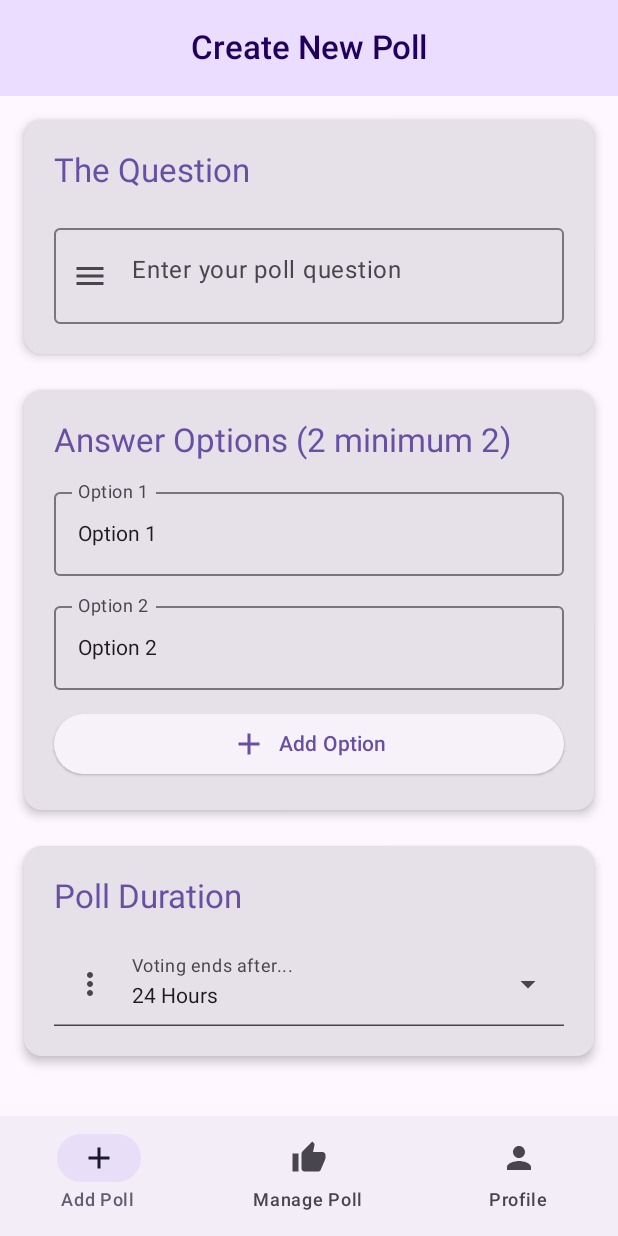
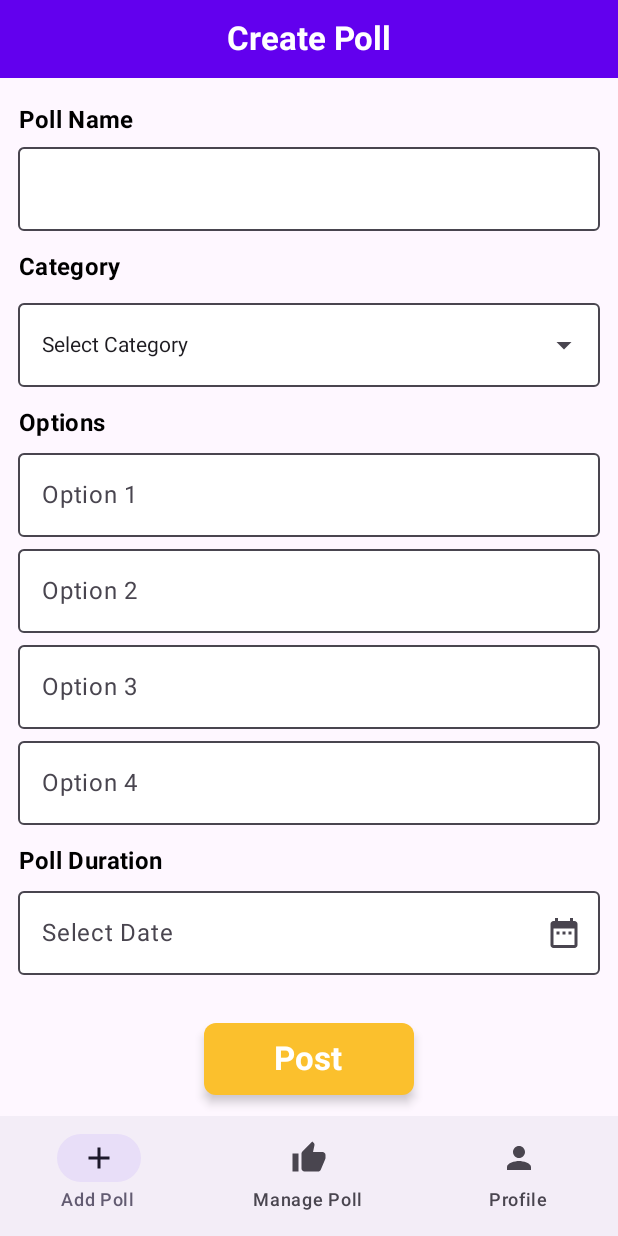
Before and after one commit to saikrishnapuppala553/FormPollingApp, an Android app built with Jetpack Compose: the CreatePollScreen screen opened through its navigation route, on a phone screen of 412 x 824 dp. Run offline under Robolectric (Android 15) with nearby library versions, the phone set to English and light mode, and no system bars.

Commit message:
added options and last date of poll in create poll screen

```diff
--- a/app/src/main/java/saikrishnas3495275/pollingapp/madproject/LoginActivity.kt
+++ b/app/src/main/java/saikrishnas3495275/pollingapp/madproject/LoginActivity.kt
@@ -46,6 +46,8 @@ import androidx.compose.ui.tooling.preview.Preview
 import androidx.compose.ui.unit.dp
 import androidx.compose.ui.unit.sp
 import com.google.firebase.database.FirebaseDatabase
+import saikrishnas3495275.pollingapp.madproject.ui.theme.RoyalBlue
+import saikrishnas3495275.pollingapp.madproject.ui.theme.Yellow
 import kotlin.jvm.java
 
 
@@ -84,7 +86,7 @@ fun GoInScreen() {
                     .fillMaxWidth()
                     .weight(1f)
                     .clip(RoundedCornerShape(bottomEnd = 32.dp, bottomStart = 32.dp))
-                    .background(Color(0xFF6200EE))
+                    .background(RoyalBlue)
             ) {
                 Column(
                     modifier = Modifier.align(Alignment.Center),
@@ -221,7 +223,7 @@ fun GoInScreen() {
                             .fillMaxWidth()
                             .height(50.dp),
                         shape = RoundedCornerShape(8.dp),
-                        colors = ButtonDefaults.buttonColors(containerColor = Color(0xFFFBC02D)) // Yellow button
+                        colors = ButtonDefaults.buttonColors(containerColor = Yellow) // Yellow button
                     ) {
                         Text(text = "Log In", color = Color.Black)
                     }
--- a/app/src/main/java/saikrishnas3495275/pollingapp/madproject/teacher/AddPoll.kt
+++ /dev/null
@@ -1,248 +0,0 @@
-package saikrishnas3495275.pollingapp.madproject.teacher
-
-import androidx.compose.animation.AnimatedVisibility
-import androidx.compose.animation.fadeIn
-import androidx.compose.animation.fadeOut
-import androidx.compose.foundation.clickable
-import androidx.compose.foundation.layout.Arrangement
-import androidx.compose.foundation.layout.Column
-import androidx.compose.foundation.layout.Row
-import androidx.compose.foundation.layout.Spacer
-import androidx.compose.foundation.layout.fillMaxSize
-import androidx.compose.foundation.layout.fillMaxWidth
-import androidx.compose.foundation.layout.height
-import androidx.compose.foundation.layout.padding
-import androidx.compose.foundation.layout.width
-import androidx.compose.foundation.rememberScrollState
-import androidx.compose.foundation.verticalScroll
-import androidx.compose.material.icons.Icons
-import androidx.compose.material.icons.filled.Add
-import androidx.compose.material.icons.filled.Close
-import androidx.compose.material.icons.filled.Delete
-import androidx.compose.material.icons.filled.Menu
-import androidx.compose.material.icons.filled.MoreVert
-import androidx.compose.material3.Button
-import androidx.compose.material3.Card
-import androidx.compose.material3.CardDefaults
-import androidx.compose.material3.CenterAlignedTopAppBar
-import androidx.compose.material3.DropdownMenuItem
-import androidx.compose.material3.ElevatedButton
-import androidx.compose.material3.ExperimentalMaterial3Api
-import androidx.compose.material3.ExposedDropdownMenuBox
-import androidx.compose.material3.ExposedDropdownMenuDefaults
-import androidx.compose.material3.Icon
-import androidx.compose.material3.IconButton
-import androidx.compose.material3.MaterialTheme
-import androidx.compose.material3.OutlinedTextField
-import androidx.compose.material3.Scaffold
-import androidx.compose.material3.Text
-import androidx.compose.material3.TextField
-import androidx.compose.material3.TopAppBarDefaults
-import androidx.compose.runtime.Composable
-import androidx.compose.runtime.getValue
-import androidx.compose.runtime.mutableStateListOf
-import androidx.compose.runtime.mutableStateOf
-import androidx.compose.runtime.remember
-import androidx.compose.runtime.setValue
-import androidx.compose.ui.Alignment
-import androidx.compose.ui.Modifier
-import androidx.compose.ui.text.font.FontWeight
-import androidx.compose.ui.tooling.preview.Preview
-import androidx.compose.ui.unit.dp
-
-@OptIn(ExperimentalMaterial3Api::class)
-@Composable
-fun CreatePollScreen(
-    onSubmitPoll: (question: String, options: List<String>, duration: String) -> Unit = { _, _, _ -> }
-) {
-    var pollQuestion by remember { mutableStateOf("") }
-
-    val options = remember { mutableStateListOf("Option 1", "Option 2") }
-
-    var selectedDuration by remember { mutableStateOf("24 Hours") }
-    var isDurationDropdownExpanded by remember { mutableStateOf(false) }
-
-    val durationOptions = listOf("1 Hour", "3 Hours", "12 Hours", "24 Hours", "7 Days")
-
-    val isSubmitEnabled = pollQuestion.isNotBlank() && options.all { it.isNotBlank() } && options.size >= 2
-
-    Scaffold(
-        topBar = {
-            CenterAlignedTopAppBar(
-                title = { Text("Create New Poll", fontWeight = FontWeight.SemiBold) },
-                colors = TopAppBarDefaults.centerAlignedTopAppBarColors(
-                    containerColor = MaterialTheme.colorScheme.primaryContainer,
-                    titleContentColor = MaterialTheme.colorScheme.onPrimaryContainer
-                )
-            )
-        }
-    ) { paddingValues ->
-        Column(
-            modifier = Modifier
-                .fillMaxSize()
-                .padding(paddingValues)
-                .verticalScroll(rememberScrollState())
-                .padding(16.dp),
-            horizontalAlignment = Alignment.CenterHorizontally,
-            verticalArrangement = Arrangement.spacedBy(24.dp)
-        ) {
-            // 1. Poll Question Input
-            Card(
-                modifier = Modifier.fillMaxWidth(),
-                elevation = CardDefaults.cardElevation(defaultElevation = 4.dp)
-            ) {
-                Column(
-                    modifier = Modifier.padding(20.dp),
-                    verticalArrangement = Arrangement.spacedBy(16.dp)
-                ) {
-                    Text(
-                        text = "The Question",
-                        style = MaterialTheme.typography.titleLarge,
-                        color = MaterialTheme.colorScheme.primary
-                    )
-                    OutlinedTextField(
-                        value = pollQuestion,
-                        onValueChange = { pollQuestion = it },
-                        label = { Text("Enter your poll question") },
-                        placeholder = { Text("e.g., Which topic do you find most confusing?") },
-                        leadingIcon = { Icon(Icons.Default.Menu, contentDescription = "Question") },
-                        minLines = 2,
-                        modifier = Modifier.fillMaxWidth()
-                    )
-                }
-            }
-
-            // 2. Answer Options Section
-            Card(
-                modifier = Modifier.fillMaxWidth(),
-                elevation = CardDefaults.cardElevation(defaultElevation = 4.dp)
-            ) {
-                Column(
-                    modifier = Modifier.padding(20.dp),
-                    verticalArrangement = Arrangement.spacedBy(12.dp)
-                ) {
-                    Text(
-                        text = "Answer Options (${options.size} minimum 2)",
-                        style = MaterialTheme.typography.titleLarge,
-                        color = MaterialTheme.colorScheme.primary
-                    )
-
-                    // Dynamically generated option fields
-                    options.forEachIndexed { index, optionText ->
-                        Row(
-                            modifier = Modifier.fillMaxWidth(),
-                            verticalAlignment = Alignment.CenterVertically
-                        ) {
-                            OutlinedTextField(
-                                value = optionText,
-                                onValueChange = { options[index] = it },
-                                label = { Text("Option ${index + 1}") },
-                                singleLine = true,
-                                modifier = Modifier.weight(1f)
-                            )
-                            // Remove button (shown only if more than 2 options exist)
-                            AnimatedVisibility(
-                                visible = options.size > 2,
-                                enter = fadeIn(),
-                                exit = fadeOut()
-                            ) {
-                                IconButton(
-                                    onClick = { options.removeAt(index) },
-                                    modifier = Modifier.padding(start = 8.dp)
-                                ) {
-                                    Icon(Icons.Default.Delete, contentDescription = "Remove option", tint = MaterialTheme.colorScheme.error)
-                                }
-                            }
-                        }
-                    }
-
-                    // Button to add a new option
-                    ElevatedButton(
-                        onClick = { options.add("") },
-                        modifier = Modifier.fillMaxWidth(),
-                        enabled = options.size < 8 // Limit options to 8 for reasonable design
-                    ) {
-                        Icon(Icons.Default.Add, contentDescription = "Add option")
-                        Spacer(Modifier.width(8.dp))
-                        Text("Add Option")
-                    }
-                }
-            }
-
-            // 3. Poll Duration Dropdown
-            Card(
-                modifier = Modifier.fillMaxWidth(),
-                elevation = CardDefaults.cardElevation(defaultElevation = 4.dp)
-            ) {
-                Column(
-                    modifier = Modifier.padding(20.dp),
-                    verticalArrangement = Arrangement.spacedBy(16.dp)
-                ) {
-                    Text(
-                        text = "Poll Duration",
-                        style = MaterialTheme.typography.titleLarge,
-                        color = MaterialTheme.colorScheme.primary
-                    )
-                    // ExposedDropdownMenuBox is the M3 standard for dropdowns
-                    ExposedDropdownMenuBox(
-                        expanded = isDurationDropdownExpanded,
-                        onExpandedChange = { isDurationDropdownExpanded = it },
-                        modifier = Modifier.fillMaxWidth()
-                    ) {
-                        TextField(
-                            modifier = Modifier.menuAnchor().fillMaxWidth(),
-                            readOnly = true,
-                            value = selectedDuration,
-                            onValueChange = { },
-                            label = { Text("Voting ends after...") },
-                            leadingIcon = { Icon(Icons.Default.MoreVert, contentDescription = "Duration") },
-                            trailingIcon = { ExposedDropdownMenuDefaults.TrailingIcon(expanded = isDurationDropdownExpanded) },
-                            colors = ExposedDropdownMenuDefaults.textFieldColors()
-                        )
-                        ExposedDropdownMenu(
-                            expanded = isDurationDropdownExpanded,
-                            onDismissRequest = { isDurationDropdownExpanded = false }
-                        ) {
-                            durationOptions.forEach { selectionOption ->
-                                DropdownMenuItem(
-                                    text = { Text(selectionOption) },
-                                    onClick = {
-                                        selectedDuration = selectionOption
-                                        isDurationDropdownExpanded = false
-                                    },
-                                    contentPadding = ExposedDropdownMenuDefaults.ItemContentPadding
-                                )
-                            }
-                        }
-                    }
-                }
-            }
-
-            Spacer(modifier = Modifier.height(8.dp))
-
-            // 4. Submission Button
-            Button(
-                onClick = { onSubmitPoll(pollQuestion, options.toList(), selectedDuration) },
-                enabled = isSubmitEnabled,
-                modifier = Modifier
-                    .fillMaxWidth(0.6f)
-                    .height(56.dp)
-            ) {
-                Text(
-                    text = "Post Poll",
-                    style = MaterialTheme.typography.titleMedium,
-                    fontWeight = FontWeight.Bold
-                )
-            }
-        }
-    }
-}
-
-// Preview
-@Preview(showBackground = true)
-@Composable
-fun CreatePollScreenPreview() {
-    MaterialTheme {
-        CreatePollScreen()
-    }
-}
--- /dev/null
+++ b/app/src/main/java/saikrishnas3495275/pollingapp/madproject/teacher/CreatePoll.kt
@@ -0,0 +1,381 @@
+package saikrishnas3495275.pollingapp.madproject.teacher
+
+import androidx.activity.compose.R
+import androidx.compose.foundation.background
+import androidx.compose.foundation.clickable
+import androidx.compose.foundation.layout.Arrangement
+import androidx.compose.foundation.layout.Box
+import androidx.compose.foundation.layout.Column
+import androidx.compose.foundation.layout.PaddingValues
+import androidx.compose.foundation.layout.Row
+import androidx.compose.foundation.layout.Spacer
+import androidx.compose.foundation.layout.fillMaxSize
+import androidx.compose.foundation.layout.fillMaxWidth
+import androidx.compose.foundation.layout.height
+import androidx.compose.foundation.layout.padding
+import androidx.compose.foundation.layout.width
+import androidx.compose.foundation.rememberScrollState
+import androidx.compose.foundation.shape.RoundedCornerShape
+import androidx.compose.foundation.verticalScroll
+import androidx.compose.material.icons.Icons
+import androidx.compose.material.icons.filled.DateRange
+import androidx.compose.material3.Button
+import androidx.compose.material3.ButtonDefaults
+import androidx.compose.material3.DatePicker
+import androidx.compose.material3.DatePickerDialog
+import androidx.compose.material3.DropdownMenuItem
+import androidx.compose.material3.ExperimentalMaterial3Api
+import androidx.compose.material3.ExposedDropdownMenuBox
+import androidx.compose.material3.ExposedDropdownMenuDefaults
+import androidx.compose.material3.Icon
+import androidx.compose.material3.MaterialTheme
+import androidx.compose.material3.OutlinedTextField
+import androidx.compose.material3.Text
+import androidx.compose.material3.TextButton
+import androidx.compose.material3.TextFieldDefaults
+import androidx.compose.material3.rememberDatePickerState
+import androidx.compose.runtime.Composable
+import androidx.compose.runtime.LaunchedEffect
+import androidx.compose.runtime.getValue
+import androidx.compose.runtime.mutableStateOf
+import androidx.compose.runtime.remember
+import androidx.compose.runtime.setValue
+import androidx.compose.ui.Alignment
+import androidx.compose.ui.Modifier
+import androidx.compose.ui.res.colorResource
+import androidx.compose.ui.tooling.preview.Preview
+import androidx.compose.ui.unit.dp
+import androidx.compose.ui.graphics.Color
+import androidx.compose.ui.text.font.FontWeight
+import androidx.compose.ui.text.style.TextAlign
+import androidx.compose.ui.unit.sp
+import saikrishnas3495275.pollingapp.madproject.ui.theme.RoyalBlue
+import saikrishnas3495275.pollingapp.madproject.ui.theme.Yellow
+import java.time.Instant
+import java.time.LocalDate
+import java.time.ZoneId
+import java.time.format.DateTimeFormatter
+
+
+@Composable
+fun CreatePollScreen()
+{
+    var pollName by remember { mutableStateOf("") }
+
+
+    Column(
+        modifier = Modifier
+            .fillMaxSize()
+            .verticalScroll(rememberScrollState())
+    )
+    {
+        Row(
+            modifier = Modifier
+                .fillMaxWidth()
+                .background(RoyalBlue)
+                .padding(vertical = 12.dp, horizontal = 16.dp),
+            verticalAlignment = Alignment.CenterVertically,
+            horizontalArrangement = Arrangement.Center
+        )
+        {
+            Text(
+                text = "Create Poll",
+                style = MaterialTheme.typography.titleLarge,
+                color = Color.White,
+                fontWeight = FontWeight.Bold,
+                textAlign = TextAlign.Center
+            )
+
+        }
+
+        Spacer(modifier= Modifier.height(16.dp))
+
+        Text(
+            text = "Poll Name",
+            style = MaterialTheme.typography.titleMedium,
+            color = Color.Black,
+            fontWeight = FontWeight.Bold,
+            textAlign = TextAlign.Center,
+            modifier = Modifier
+                .padding(start = 12.dp)
+
+        )
+
+        Spacer(modifier = Modifier.height(6.dp))
+
+        OutlinedTextField(
+            modifier = Modifier
+                .fillMaxWidth()
+                .padding(horizontal = 12.dp),
+            value = pollName,
+            onValueChange = {pollName= it },
+            colors = TextFieldDefaults.colors(
+                unfocusedContainerColor = Color.White,
+                focusedContainerColor = Color.White,
+            )
+        )
+
+
+        Spacer(modifier= Modifier.height(12.dp))
+
+        Text(
+            text = "Category",
+            style = MaterialTheme.typography.titleMedium,
+            color = Color.Black,
+            fontWeight = FontWeight.Bold,
+            textAlign = TextAlign.Center,
+            modifier = Modifier
+                .padding(start = 12.dp)
+
+        )
+
+        Spacer(modifier = Modifier.height(12.dp))
+
+        Dropdown()
+
+
+        Spacer(modifier= Modifier.height(12.dp))
+
+        Text(
+            text = "Options",
+            style = MaterialTheme.typography.titleMedium,
+            color = Color.Black,
+            fontWeight = FontWeight.Bold,
+            textAlign = TextAlign.Center,
+            modifier = Modifier
+                .padding(start = 12.dp)
+
+        )
+
+
+        Spacer(modifier = Modifier.height(8.dp))
+
+        OutlinedTextField(
+            modifier = Modifier
+                .fillMaxWidth()
+                .padding(horizontal = 12.dp),
+            value = pollName,
+            onValueChange = {pollName= it },
+            placeholder = { Text("Option 1") },
+            colors = TextFieldDefaults.colors(
+                unfocusedContainerColor = Color.White,
+                focusedContainerColor = Color.White,
+            )
+        )
+        Spacer(modifier = Modifier.height(8.dp))
+
+        OutlinedTextField(
+            modifier = Modifier
+                .fillMaxWidth()
+                .padding(horizontal = 12.dp),
+            value = pollName,
+            onValueChange = {pollName= it },
+            placeholder = { Text("Option 2") },
+            colors = TextFieldDefaults.colors(
+                unfocusedContainerColor = Color.White,
+                focusedContainerColor = Color.White,
+            )
+        )
+        Spacer(modifier = Modifier.height(8.dp))
+
+        OutlinedTextField(
+            modifier = Modifier
+                .fillMaxWidth()
+                .padding(horizontal = 12.dp),
+            value = pollName,
+            onValueChange = {pollName= it },
+            placeholder = { Text("Option 3") },
+            colors = TextFieldDefaults.colors(
+                unfocusedContainerColor = Color.White,
+                focusedContainerColor = Color.White,
+            )
+        )
+        Spacer(modifier = Modifier.height(8.dp))
+
+        OutlinedTextField(
+            modifier = Modifier
+                .fillMaxWidth()
+                .padding(horizontal = 12.dp),
+            value = pollName,
+            onValueChange = {pollName= it },
+            placeholder = { Text("Option 4") },
+            colors = TextFieldDefaults.colors(
+                unfocusedContainerColor = Color.White,
+                focusedContainerColor = Color.White,
+            )
+        )
+
+        Spacer(modifier= Modifier.height(12.dp))
+
+        Text(
+            text = "Poll Duration",
+            style = MaterialTheme.typography.titleMedium,
+            color = Color.Black,
+            fontWeight = FontWeight.Bold,
+            textAlign = TextAlign.Center,
+            modifier = Modifier
+                .padding(start = 12.dp)
+
+        )
+
+        Spacer(modifier = Modifier.height(8.dp))
+
+        IconTriggeredDatePicker()
+
+
+        Spacer(modifier = Modifier.height(16.dp))
+
+        Box(
+            modifier = Modifier
+                .fillMaxWidth()
+                .padding(vertical = 16.dp),
+            contentAlignment = Alignment.Center
+        ) {
+            Button(
+                onClick = { /* TODO: handle post action */ },
+                modifier = Modifier
+                    .width(140.dp)
+                    .height(48.dp),
+                shape = RoundedCornerShape(8.dp),
+                colors = ButtonDefaults.buttonColors(
+                    containerColor = Yellow,
+                    contentColor = Color.White
+                ),
+                elevation = ButtonDefaults.buttonElevation(
+                    defaultElevation = 4.dp
+                )
+            ) {
+                Text(
+                    text = "Post",
+                    fontSize = 22.sp,
+                    fontWeight = FontWeight.Bold
+                )
+            }
+        }
+
+
+
+    }
+
+
+}
+
+
+
+@OptIn(ExperimentalMaterial3Api::class)
+@Composable
+fun Dropdown() {
+    var expanded by remember { mutableStateOf(false) }
+    var selectedOption by remember { mutableStateOf("Select Category") }
+
+    val options = listOf("Option 1", "Option 2", "Option 3")
+
+    ExposedDropdownMenuBox(
+        expanded = expanded,
+        onExpandedChange = { expanded = !expanded } // toggle dropdown
+    ) {
+        OutlinedTextField(
+            value = selectedOption,
+            onValueChange = {},
+            readOnly = true,
+            trailingIcon = {
+                ExposedDropdownMenuDefaults.TrailingIcon(expanded = expanded)
+            },
+            modifier = Modifier
+                .menuAnchor() // 👈 required for dropdown alignment
+                .fillMaxWidth()
+                .padding(horizontal = 12.dp),
+            colors = TextFieldDefaults.colors(
+                focusedContainerColor = Color.White,
+                unfocusedContainerColor = Color.White
+            )
+        )
+
+        // The dropdown menu itself
+        ExposedDropdownMenu(
+            expanded = expanded,
+            onDismissRequest = { expanded = false }
+        ) {
+            options.forEach { option ->
+                DropdownMenuItem(
+                    text = { Text(option) },
+                    onClick = {
+                        selectedOption = option
+                        expanded = false
+                    }
+                )
+            }
+        }
+    }
+}
+
+
+@OptIn(ExperimentalMaterial3Api::class)
+@Composable
+fun IconTriggeredDatePicker() {
+    // Whether the date picker dialog is visible
+    var showDatePicker by remember { mutableStateOf(false) }
+
+    // Store the selected date
+    var selectedDate by remember { mutableStateOf<LocalDate?>(null) }
+
+    // State for the Material 3 DatePicker
+    val datePickerState = rememberDatePickerState()
+
+    // Automatically update when user selects a date
+    LaunchedEffect(datePickerState.selectedDateMillis) {
+        datePickerState.selectedDateMillis?.let { millis ->
+            selectedDate = Instant.ofEpochMilli(millis)
+                .atZone(ZoneId.systemDefault())
+                .toLocalDate()
+            showDatePicker = false // auto-close after selecting
+        }
+    }
+
+    // 🧩 Text field with calendar icon
+    OutlinedTextField(
+        value = selectedDate?.format(DateTimeFormatter.ofPattern("dd MMM yyyy")) ?: "",
+        onValueChange = {},
+        placeholder = { Text("Select Date") },
+        readOnly = true,
+        trailingIcon = {
+            Icon(
+                imageVector = Icons.Default.DateRange,
+                contentDescription = "Pick Date",
+                modifier = Modifier.clickable { showDatePicker = true } // 👈 open picker
+            )
+        },
+        colors = TextFieldDefaults.colors(
+            focusedContainerColor = Color.White,
+            unfocusedContainerColor = Color.White,
+
+        ),
+        modifier = Modifier
+            .fillMaxWidth()
+            .padding(horizontal = 12.dp),
+
+        )
+
+    // Date Picker Dialog
+    if (showDatePicker) {
+        DatePickerDialog(
+            onDismissRequest = { showDatePicker = false },
+            confirmButton = {}, // no confirm button
+            dismissButton = {}
+        ) {
+            DatePicker(state = datePickerState)
+        }
+    }
+}
+
+
+
+
+
+@Preview(showBackground = true)
+@Composable
+fun CreatePollScreenNewPreview() {
+    MaterialTheme {
+        CreatePollScreen()
+    }
+}
--- a/app/src/main/java/saikrishnas3495275/pollingapp/madproject/ui/theme/Color.kt
+++ b/app/src/main/java/saikrishnas3495275/pollingapp/madproject/ui/theme/Color.kt
@@ -9,3 +9,7 @@ val Pink80 = Color(0xFFEFB8C8)
 val Purple40 = Color(0xFF6650a4)
 val PurpleGrey40 = Color(0xFF625b71)
 val Pink40 = Color(0xFF7D5260)
+
+val RoyalBlue = Color(0xFF6200EE)
+
+val Yellow = Color(0xFFFBC02D)
```
